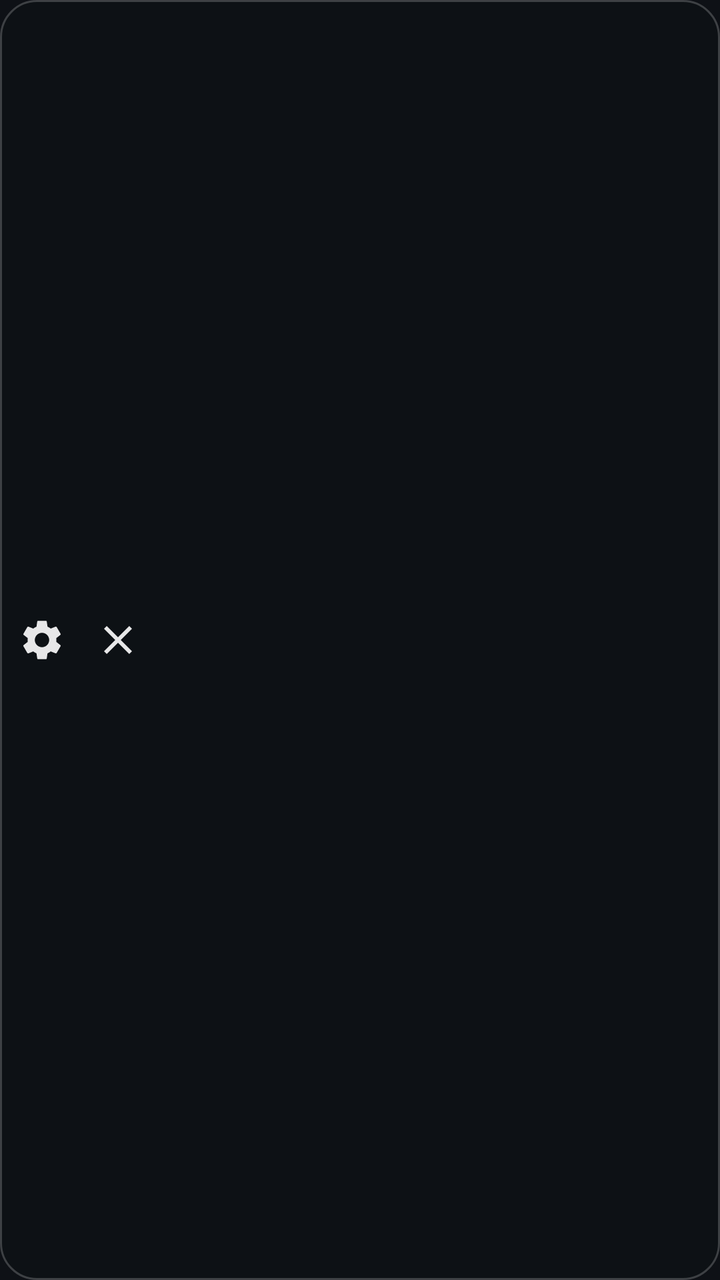
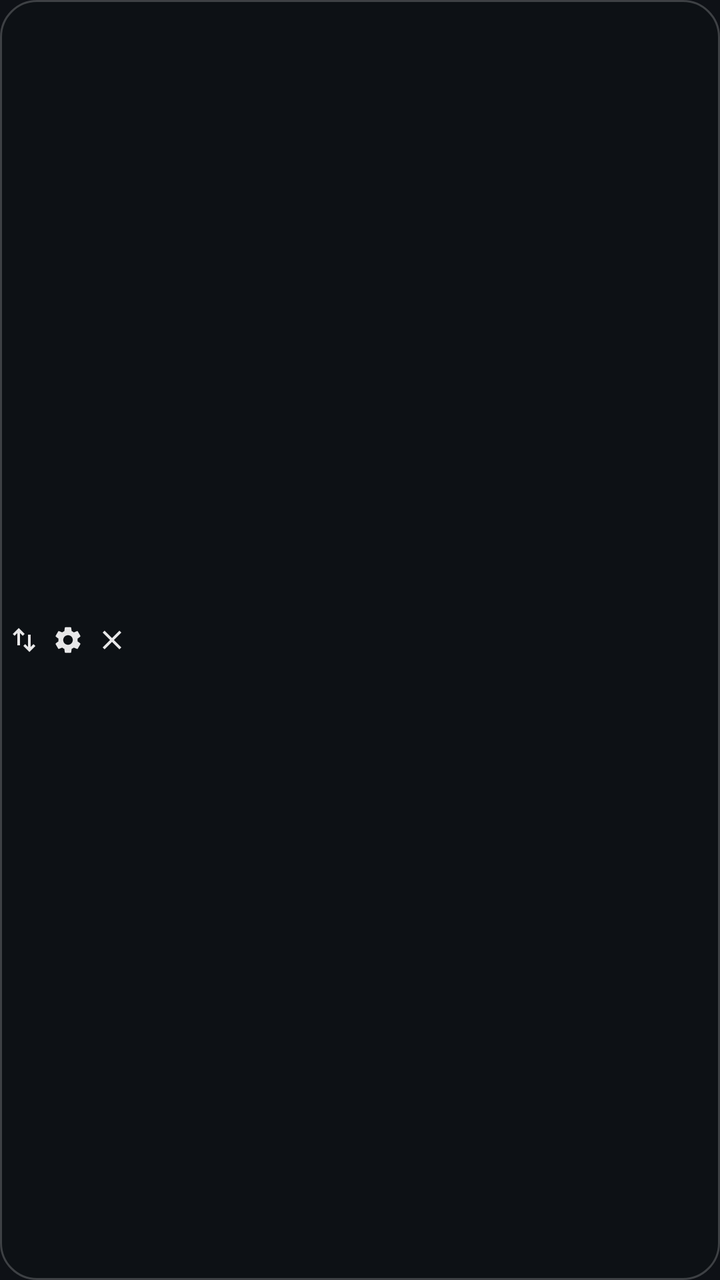

Compare the two renders of this Android layout. The source of the first and the diff that turns it into the second are given below.
<!-- AndroidManifest.xml: application theme Theme.SubLens -->
<!-- res/layout/overlay_controls.xml -->
<?xml version="1.0" encoding="utf-8"?>
<LinearLayout xmlns:android="http://schemas.android.com/apk/res/android"
    android:layout_width="wrap_content"
    android:layout_height="match_parent"
    android:background="@drawable/bg_bar"
    android:gravity="center_vertical"
    android:orientation="horizontal"
    android:paddingStart="2dp"
    android:paddingEnd="2dp">

    <ImageButton
        android:id="@+id/btn_settings"
        android:layout_width="38dp"
        android:layout_height="38dp"
        android:background="?android:attr/selectableItemBackgroundBorderless"
        android:contentDescription="@string/cd_settings"
        android:scaleType="center"
        android:src="@drawable/ic_settings" />

    <ImageButton
        android:id="@+id/btn_close"
        android:layout_width="38dp"
        android:layout_height="38dp"
        android:background="?android:attr/selectableItemBackgroundBorderless"
        android:contentDescription="@string/cd_close"
        android:scaleType="center"
        android:src="@drawable/ic_close" />
</LinearLayout>
<!-- resources referenced by this layout -->
<resources>
  <!-- drawable bg_bar (drawable) -->
  <?xml version="1.0" encoding="utf-8"?>
  <shape xmlns:android="http://schemas.android.com/apk/res/android" android:shape="rectangle">
      <corners android:radius="18dp" />
      <solid android:color="@color/overlay_bar" />
      <stroke android:width="1dp" android:color="@color/overlay_stroke" />
  </shape>
  <!-- drawable ic_close (drawable) -->
  <?xml version="1.0" encoding="utf-8"?>
  <vector xmlns:android="http://schemas.android.com/apk/res/android"
      android:width="24dp"
      android:height="24dp"
      android:viewportWidth="24"
      android:viewportHeight="24">
      <path
          android:fillColor="#E6FFFFFF"
          android:pathData="M19,6.41L17.59,5 12,10.59 6.41,5 5,6.41 10.59,12 5,17.59 6.41,19 12,13.41 17.59,19 19,17.59 13.41,12z" />
  </vector>
  <!-- drawable ic_settings (drawable) -->
  <?xml version="1.0" encoding="utf-8"?>
  <vector xmlns:android="http://schemas.android.com/apk/res/android"
      android:width="24dp"
      android:height="24dp"
      android:viewportWidth="24"
      android:viewportHeight="24">
      <path
          android:fillColor="#E6FFFFFF"
          android:pathData="M19.14,12.94c0.04,-0.3 0.06,-0.61 0.06,-0.94c0,-0.32 -0.02,-0.64 -0.07,-0.94l2.03,-1.58c0.18,-0.14 0.23,-0.41 0.12,-0.61l-1.92,-3.32c-0.12,-0.22 -0.37,-0.29 -0.59,-0.22l-2.39,0.96c-0.5,-0.38 -1.03,-0.7 -1.62,-0.94L14.4,2.81c-0.04,-0.24 -0.24,-0.41 -0.48,-0.41h-3.84c-0.24,0 -0.43,0.17 -0.47,0.41L9.25,5.35C8.66,5.59 8.12,5.92 7.63,6.29L5.24,5.33c-0.22,-0.08 -0.47,0 -0.59,0.22L2.74,8.87C2.62,9.08 2.66,9.34 2.86,9.48l2.03,1.58C4.84,11.36 4.8,11.69 4.8,12s0.02,0.64 0.07,0.94l-2.03,1.58c-0.18,0.14 -0.23,0.41 -0.12,0.61l1.92,3.32c0.12,0.22 0.37,0.29 0.59,0.22l2.39,-0.96c0.5,0.38 1.03,0.7 1.62,0.94l0.36,2.54c0.05,0.24 0.24,0.41 0.48,0.41h3.84c0.24,0 0.44,-0.17 0.47,-0.41l0.36,-2.54c0.59,-0.24 1.13,-0.56 1.62,-0.94l2.39,0.96c0.22,0.08 0.47,0 0.59,-0.22l1.92,-3.32c0.12,-0.22 0.07,-0.47 -0.12,-0.61L19.14,12.94zM12,15.6c-1.98,0 -3.6,-1.62 -3.6,-3.6s1.62,-3.6 3.6,-3.6s3.6,1.62 3.6,3.6S13.98,15.6 12,15.6z" />
  </vector>
  <string name="cd_close">Close</string>
  <string name="cd_settings">Settings</string>
  <style name="Theme.SubLens" parent="android:Theme.Material.NoActionBar">
          <item name="android:colorAccent">@color/accent</item>
          <item name="android:colorPrimary">@color/bg</item>
          <item name="android:colorPrimaryDark">@color/bg</item>
          <item name="android:colorControlActivated">@color/accent</item>
          <item name="android:windowBackground">@color/bg</item>
          <item name="android:statusBarColor">@color/bg</item>
          <item name="android:navigationBarColor">@color/bg</item>
          <item name="android:textColorPrimary">@color/text_main</item>
          <item name="android:textColorSecondary">@color/text_dim</item>
      </style>
  <color name="overlay_bar">#E60E1116</color>
  <color name="overlay_stroke">#33FFFFFF</color>
  <color name="accent">#FF5EEAD4</color>
  <color name="bg">#FF0E1116</color>
  <color name="text_main">#FFF5F7FA</color>
  <color name="text_dim">#FF9AA4B2</color>
</resources>

<!-- the commit's change to res/layout/overlay_controls.xml (unified diff, before → after) -->
@@ -8,21 +8,36 @@
     android:paddingStart="2dp"
     android:paddingEnd="2dp">
 
+    
+    <ImageButton
+        android:id="@+id/btn_swap"
+        android:layout_width="20dp"
+        android:layout_height="20dp"
+        android:background="?android:attr/selectableItemBackgroundBorderless"
+        android:contentDescription="@string/cd_swap"
+        android:padding="2dp"
+        android:scaleType="fitCenter"
+        android:src="@drawable/ic_swap" />
+
     <ImageButton
         android:id="@+id/btn_settings"
-        android:layout_width="38dp"
-        android:layout_height="38dp"
+        android:layout_width="20dp"
+        android:layout_height="20dp"
+        android:layout_marginStart="2dp"
         android:background="?android:attr/selectableItemBackgroundBorderless"
         android:contentDescription="@string/cd_settings"
-        android:scaleType="center"
+        android:padding="2dp"
+        android:scaleType="fitCenter"
         android:src="@drawable/ic_settings" />
 
     <ImageButton
         android:id="@+id/btn_close"
-        android:layout_width="38dp"
-        android:layout_height="38dp"
+        android:layout_width="20dp"
+        android:layout_height="20dp"
+        android:layout_marginStart="2dp"
         android:background="?android:attr/selectableItemBackgroundBorderless"
         android:contentDescription="@string/cd_close"
-        android:scaleType="center"
+        android:padding="2dp"
+        android:scaleType="fitCenter"
         android:src="@drawable/ic_close" />
 </LinearLayout>
<!-- resource entries referenced after the edit -->
@@ -29,8 +29,21 @@
           android:fillColor="#E6FFFFFF"
           android:pathData="M19.14,12.94c0.04,-0.3 0.06,-0.61 0.06,-0.94c0,-0.32 -0.02,-0.64 -0.07,-0.94l2.03,-1.58c0.18,-0.14 0.23,-0.41 0.12,-0.61l-1.92,-3.32c-0.12,-0.22 -0.37,-0.29 -0.59,-0.22l-2.39,0.96c-0.5,-0.38 -1.03,-0.7 -1.62,-0.94L14.4,2.81c-0.04,-0.24 -0.24,-0.41 -0.48,-0.41h-3.84c-0.24,0 -0.43,0.17 -0.47,0.41L9.25,5.35C8.66,5.59 8.12,5.92 7.63,6.29L5.24,5.33c-0.22,-0.08 -0.47,0 -0.59,0.22L2.74,8.87C2.62,9.08 2.66,9.34 2.86,9.48l2.03,1.58C4.84,11.36 4.8,11.69 4.8,12s0.02,0.64 0.07,0.94l-2.03,1.58c-0.18,0.14 -0.23,0.41 -0.12,0.61l1.92,3.32c0.12,0.22 0.37,0.29 0.59,0.22l2.39,-0.96c0.5,0.38 1.03,0.7 1.62,0.94l0.36,2.54c0.05,0.24 0.24,0.41 0.48,0.41h3.84c0.24,0 0.44,-0.17 0.47,-0.41l0.36,-2.54c0.59,-0.24 1.13,-0.56 1.62,-0.94l2.39,0.96c0.22,0.08 0.47,0 0.59,-0.22l1.92,-3.32c0.12,-0.22 0.07,-0.47 -0.12,-0.61L19.14,12.94zM12,15.6c-1.98,0 -3.6,-1.62 -3.6,-3.6s1.62,-3.6 3.6,-3.6s3.6,1.62 3.6,3.6S13.98,15.6 12,15.6z" />
   </vector>
+  <!-- drawable ic_swap (drawable) -->
+  <?xml version="1.0" encoding="utf-8"?>
+  <vector xmlns:android="http://schemas.android.com/apk/res/android"
+      android:width="24dp"
+      android:height="24dp"
+      android:viewportWidth="24"
+      android:viewportHeight="24">
+      
+      <path
+          android:fillColor="#E6FFFFFF"
+          android:pathData="M8,3L3.5,7.5L4.9,8.9L7,6.8L7,16L9,16L9,6.8L11.1,8.9L12.5,7.5ZM15,8L15,17.2L12.9,15.1L11.5,16.5L16,21L20.5,16.5L19.1,15.1L17,17.2L17,8Z" />
+  </vector>
   <string name="cd_close">Close</string>
   <string name="cd_settings">Settings</string>
+  <string name="cd_swap">Swap reply line above/below the lens</string>
   <style name="Theme.SubLens" parent="android:Theme.Material.NoActionBar">
           <item name="android:colorAccent">@color/accent</item>
           <item name="android:colorPrimary">@color/bg</item>
